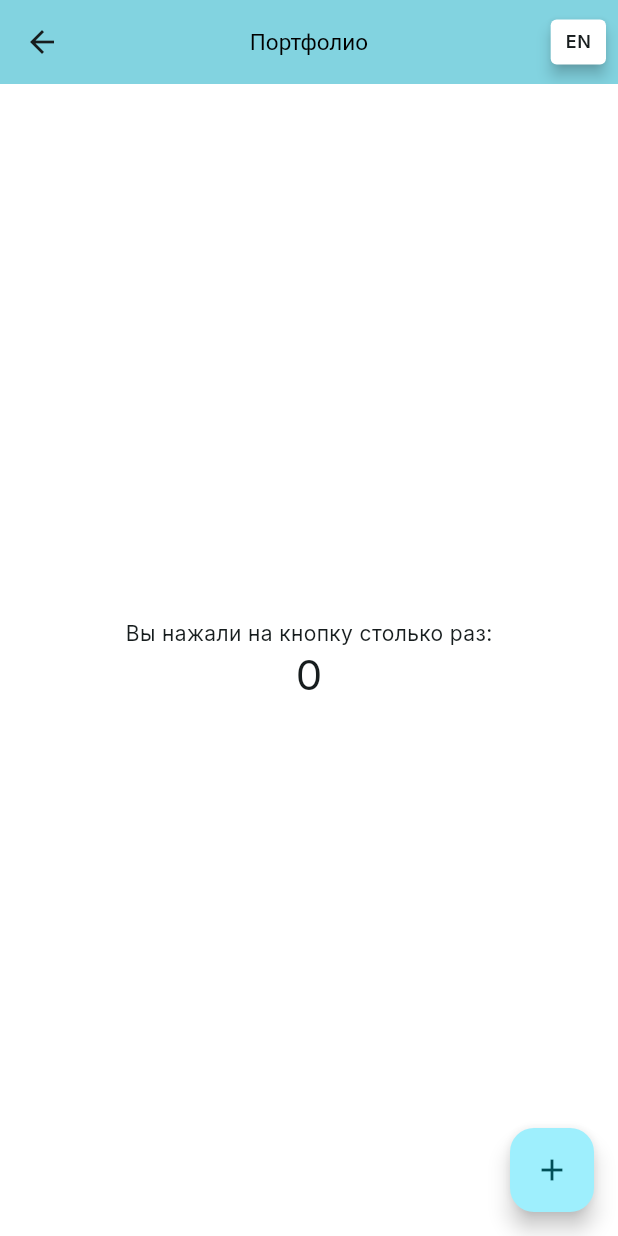
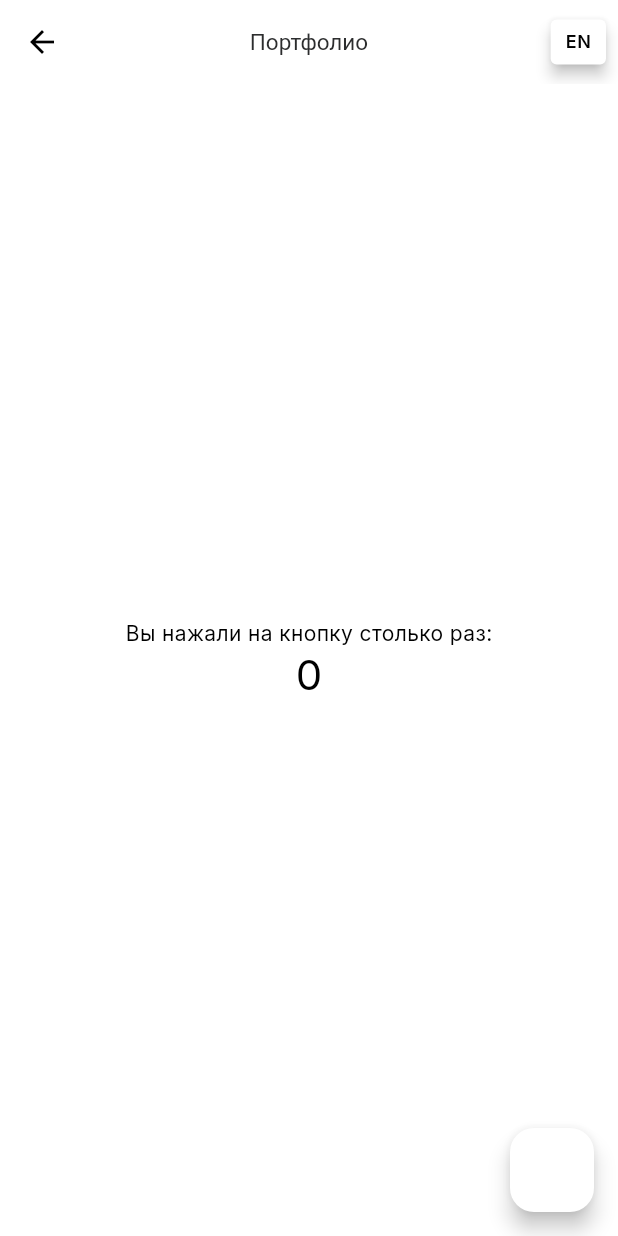
Before and after one commit to brntsv/flutter_web_cv_portfolio, a Flutter app: the screen it shows after launch, after a tap on "Портфолио", on a phone screen of 412 x 824 dp. Run offline on Flutter 3.47's test engine with Material 3 defaults, Android fonts, the phone set to English and light mode, and no system bars; our stand-ins replace auto_route, equatable, flutter_bloc, flutter_svg, nested, web; generated files the repository leaves out were written again.

Commit message:
Фикс цвета системного аппбара

```diff
--- a/lib/main.dart
+++ b/lib/main.dart
@@ -1,4 +1,7 @@
 import 'package:flutter/material.dart';
 import 'package:flutter_web/features/app/app_flow.dart';
 
-void main() => runApp(const AppFlow());
+void main() {
+  WidgetsFlutterBinding.ensureInitialized();
+  runApp(const AppFlow());
+}
--- a/packages/ui_kit/lib/theme/theme.dart
+++ b/packages/ui_kit/lib/theme/theme.dart
@@ -21,14 +21,14 @@ sealed class AppTheme {
     brightness: Brightness.light,
     scaffoldBackgroundColor: UiKitColor.white,
     appBarColor: UiKitColor.white,
-    textColor: UiKitColor.black,
+    textColor: UiKitColor.darkGray,
   );
 
   /// Темная тема
   static final ThemeData darkTheme = _createTheme(
     brightness: Brightness.dark,
-    scaffoldBackgroundColor: UiKitColor.black,
-    appBarColor: UiKitColor.black,
+    scaffoldBackgroundColor: UiKitColor.darkGray,
+    appBarColor: UiKitColor.darkGray,
     textColor: UiKitColor.white,
   );
 
@@ -40,9 +40,13 @@ sealed class AppTheme {
   }) =>
       ThemeData(
         fontFamily: FontFamily.inter,
-        colorSchemeSeed: brightness == Brightness.light
-            ? UiKitColor.white
-            : UiKitColor.black,
+        colorScheme: brightness == Brightness.light
+            ? const ColorScheme.light(
+                primary: UiKitColor.white,
+              )
+            : const ColorScheme.dark(
+                primary: UiKitColor.white,
+              ),
         brightness: brightness,
         scaffoldBackgroundColor: scaffoldBackgroundColor,
         appBarTheme: _createAppBarTheme(appBarColor, textColor),
```
Also changed, not shown: 1 other file.
